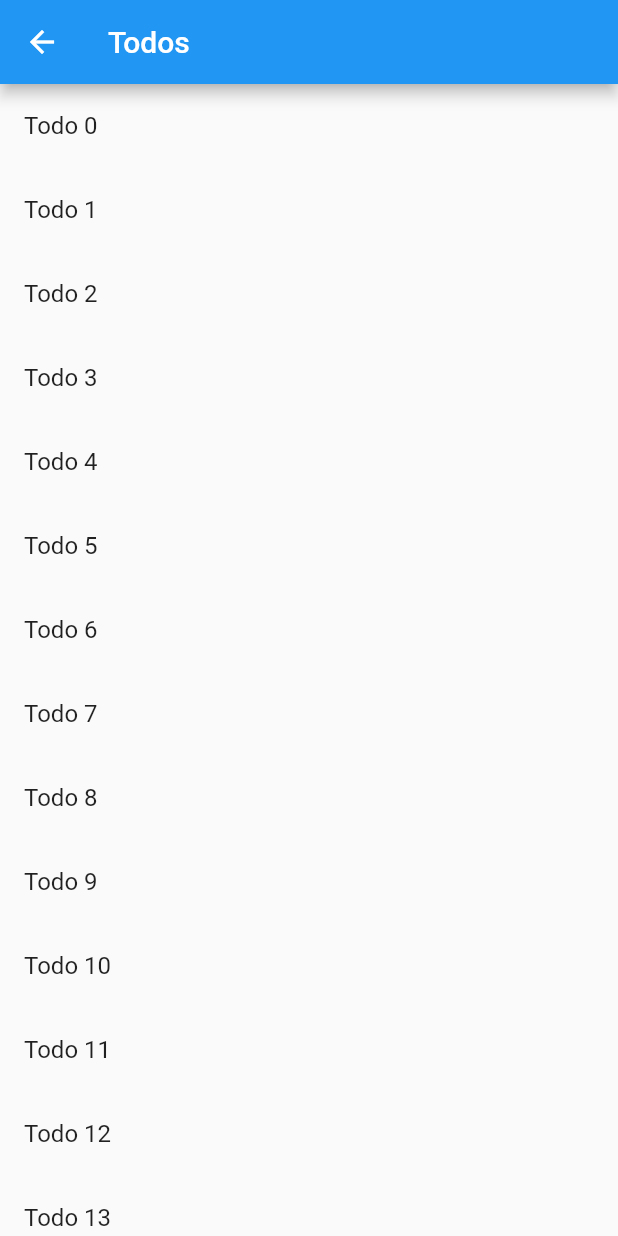
After one commit to HollisCheng/FlutterDemo, a Flutter app: the screen it shows after launch, after a tap on "pass object data sample page", on a phone screen of 412 x 824 dp. The commit adds this screen. Run offline on Flutter 3.47's test engine with Material 2 defaults, Android fonts, the phone set to English and light mode, and no system bars.

Commit message:
Updated pass object data page

```diff
--- a/lib/main.dart
+++ b/lib/main.dart
@@ -1,4 +1,5 @@
 import 'package:flutter/material.dart';
+import 'package:flutter_app/passObjectData.dart';
 
 void main() {
   runApp(MyApp());
@@ -47,6 +48,7 @@ class MyHomePage extends StatefulWidget {
 
 class _MyHomePageState extends State<MyHomePage> {
   int _counter = 0;
+
   // this allows us to access the TextField text
   TextEditingController textFieldController = TextEditingController();
 
@@ -67,14 +69,30 @@ class _MyHomePageState extends State<MyHomePage> {
     Navigator.push(
         context,
         MaterialPageRoute(
-          builder: (context) => SecondScreen(text: textToSend,),
+          builder: (context) => SecondScreen(
+            text: textToSend,
+          ),
+        ));
+  }
+
+  void _sendObjectDataToSecondScreen(BuildContext context) {
+    Navigator.push(
+        context,
+        MaterialPageRoute(
+          builder: (context) => TodosScreen(
+            todos: List.generate(
+              20,
+              (i) => Todo(
+                'Todo $i',
+                'A description of what needs to be done for Todo $i',
+              ),
+            ),
+          ),
         ));
   }
 
   @override
   Widget build(BuildContext context) {
-
-
     // This method is rerun every time setState is called, for instance as done
     // by the _incrementCounter method above.
     //
@@ -114,7 +132,6 @@ class _MyHomePageState extends State<MyHomePage> {
               '$_counter',
               style: Theme.of(context).textTheme.headline4,
             ),
-
             Padding(
               padding: const EdgeInsets.all(32.0),
               child: TextField(
@@ -125,7 +142,6 @@ class _MyHomePageState extends State<MyHomePage> {
                 ),
               ),
             ),
-
             RaisedButton(
               child: Text(
                 'pass above text go to second screen',
@@ -135,15 +151,22 @@ class _MyHomePageState extends State<MyHomePage> {
                 _sendDataToSecondScreen(context);
               },
             ),
-
+            RaisedButton(
+              child: Text(
+                'pass object data sample page',
+                style: TextStyle(fontSize: 14),
+              ),
+              onPressed: () {
+                _sendObjectDataToSecondScreen(context);
+              },
+            ),
             RaisedButton(
                 child: Text(
                   'Next Page with animation',
                 ),
                 onPressed: () {
                   Navigator.of(context).push<void>(_createRoute());
-                }
-            ),
+                }),
           ],
         ),
       ),
@@ -179,9 +202,19 @@ class _Page2 extends StatelessWidget {
           title: Text('Page HC'),
         ),
         body: Center(
-        child: Text('Page HC!', style: Theme.of(context).textTheme.headline4),
+            child: Column(
+                mainAxisAlignment: MainAxisAlignment.center,
+                children: <Widget>[
+              Text('Animation push  Page HC!',
+                  style: Theme.of(context).textTheme.bodyText1),
+              RaisedButton(
+                  child: Text(
+                    'Back',
                   ),
-    );
+                  onPressed: () {
+                    Navigator.pop(context);
+                  })
+            ])));
   }
 }
 
@@ -196,11 +229,21 @@ class SecondScreen extends StatelessWidget {
     return Scaffold(
       appBar: AppBar(title: Text('Second screen')),
       body: Center(
-        child: Text(
+          child: Column(
+              mainAxisAlignment: MainAxisAlignment.center,
+              children: <Widget>[
+            Text(
               text,
               style: TextStyle(fontSize: 24),
             ),
+            RaisedButton(
+                child: Text(
+                  'Back',
                 ),
+                onPressed: () {
+                  Navigator.pop(context);
+                }),
+          ])),
     );
   }
 }
--- /dev/null
+++ b/lib/passObjectData.dart
@@ -0,0 +1,81 @@
+import 'package:flutter/foundation.dart';
+import 'package:flutter/material.dart';
+
+class Todo {
+  final String title;
+  final String description;
+
+  Todo(this.title, this.description);
+}
+
+void main() {
+  runApp(MaterialApp(
+    title: 'Passing Data',
+    home: TodosScreen(
+      todos: List.generate(
+        20,
+            (i) => Todo(
+          'Todo $i',
+          'A description of what needs to be done for Todo $i',
+        ),
+      ),
+    ),
+  ));
+}
+
+class TodosScreen extends StatelessWidget {
+  final List<Todo> todos;
+
+  TodosScreen({Key key, @required this.todos}) : super(key: key);
+
+  @override
+  Widget build(BuildContext context) {
+    return Scaffold(
+      appBar: AppBar(
+        title: Text('Todos'),
+      ),
+      body: ListView.builder(
+        itemCount: todos.length,
+        itemBuilder: (context, index) {
+          return ListTile(
+            title: Text(todos[index].title),
+            // When a user taps the ListTile, navigate to the DetailScreen.
+            // Notice that you're not only creating a DetailScreen, you're
+            // also passing the current todo through to it.
+            onTap: () {
+              Navigator.push(
+                context,
+                MaterialPageRoute(
+                  builder: (context) => DetailScreen(),
+                  // Pass the arguments as part of the RouteSettings. The
+                  // DetailScreen reads the arguments from these settings.
+                  settings: RouteSettings(
+                    arguments: todos[index],
+                  ),
+                ),
+              );
+            },
+          );
+        },
+      ),
+    );
+  }
+}
+
+class DetailScreen extends StatelessWidget {
+  @override
+  Widget build(BuildContext context) {
+    final Todo todo = ModalRoute.of(context).settings.arguments;
+
+    // Use the Todo to create the UI.
+    return Scaffold(
+      appBar: AppBar(
+        title: Text(todo.title),
+      ),
+      body: Padding(
+        padding: EdgeInsets.all(16.0),
+        child: Text(todo.description),
+      ),
+    );
+  }
+}
```
Also changed, not shown: 1 other file. Lines whose indentation alone changed are shown as unchanged.
